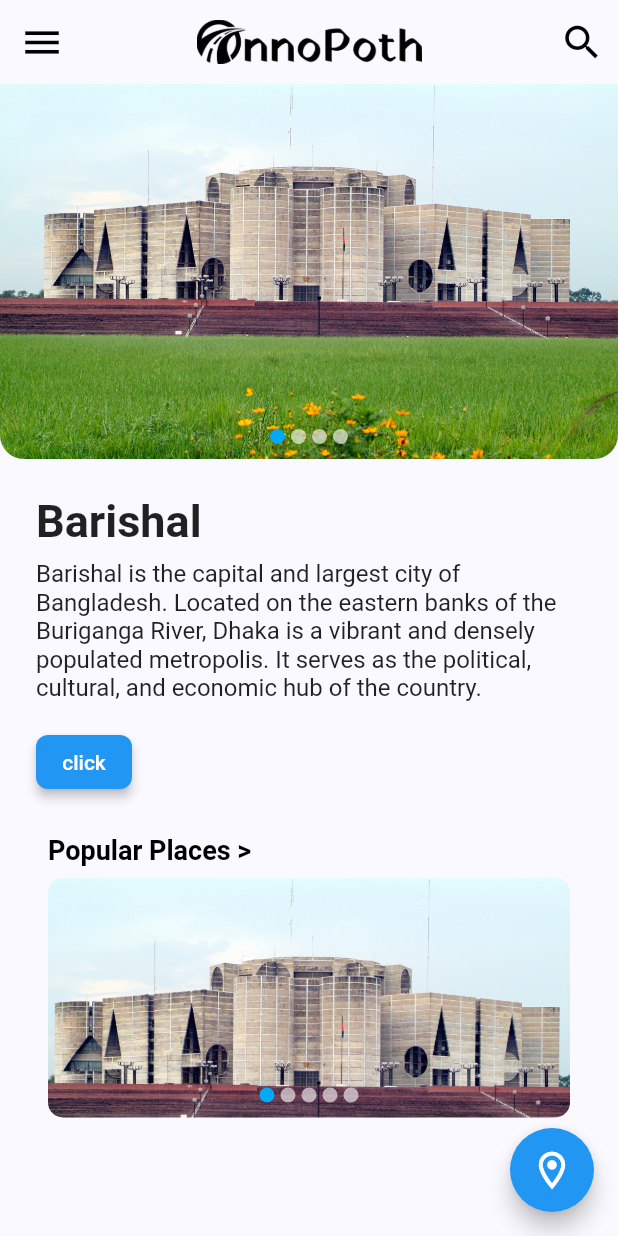
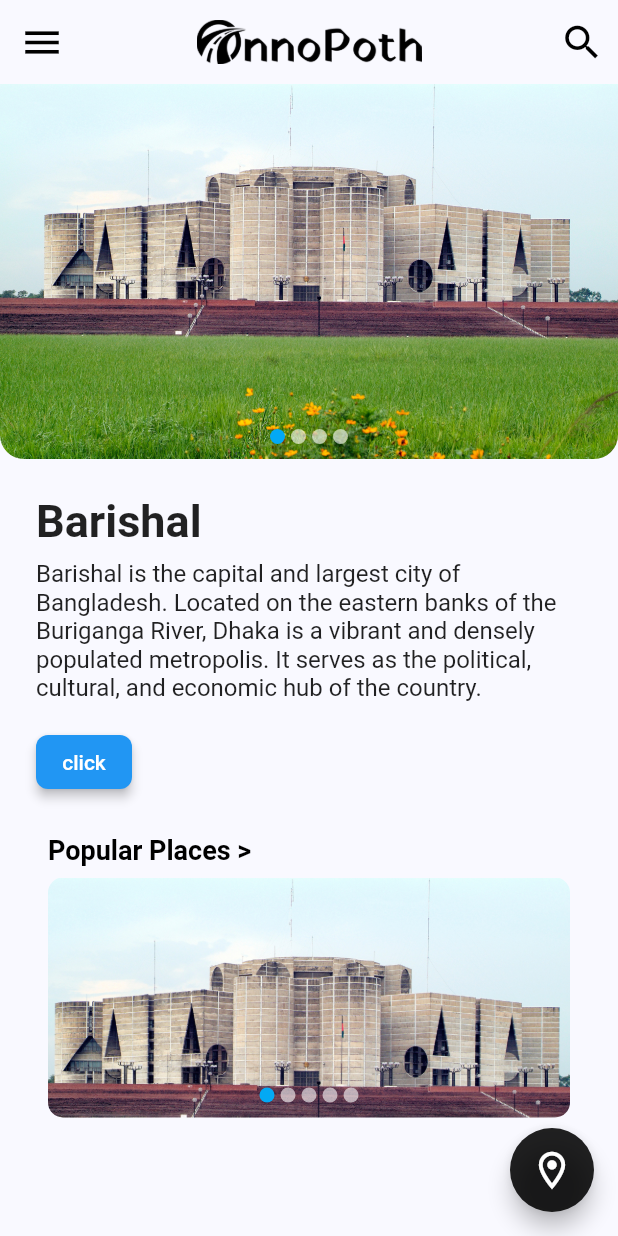
Before and after one commit to Tanvir-AN/TravelGuide, a Flutter app: the screen it shows after launch, after a tap on "Barishal >", on a phone screen of 412 x 824 dp. Run offline on Flutter 3.47's test engine with Material 2 defaults, Android fonts, the phone set to English and light mode, and no system bars; drawn by our look-alikes of flutter_image_slideshow; our stand-ins replace font_awesome_flutter, get.

Commit message:
Add files via upload

```diff
--- a/lib/travel_app.dart
+++ b/lib/travel_app.dart
@@ -1,17 +1,16 @@
 import 'package:flutter/material.dart';
+import 'package:get/get.dart';
 import 'package:travel_guide/ui/screens/splash_screen.dart';
 
 class TravelApp extends StatefulWidget {
   const TravelApp({super.key});
-
   @override
   State<TravelApp> createState() => _TravelAppState();
 }
-
 class _TravelAppState extends State<TravelApp> {
   @override
   Widget build(BuildContext context) {
-    return MaterialApp(
+    return GetMaterialApp(
       theme: ThemeData(
         scaffoldBackgroundColor: const Color(0xFFfff9f9ff),
         inputDecorationTheme: const InputDecorationTheme(
@@ -37,6 +36,8 @@ class _TravelAppState extends State<TravelApp> {
             ),
           ),
         ),
+        floatingActionButtonTheme: const FloatingActionButtonThemeData(
+          backgroundColor: Colors.black87),
       ),
       home: const SplashScreen(),
     );
```
Also changed, not shown: lib/main.dart (line endings or trailing spaces).
